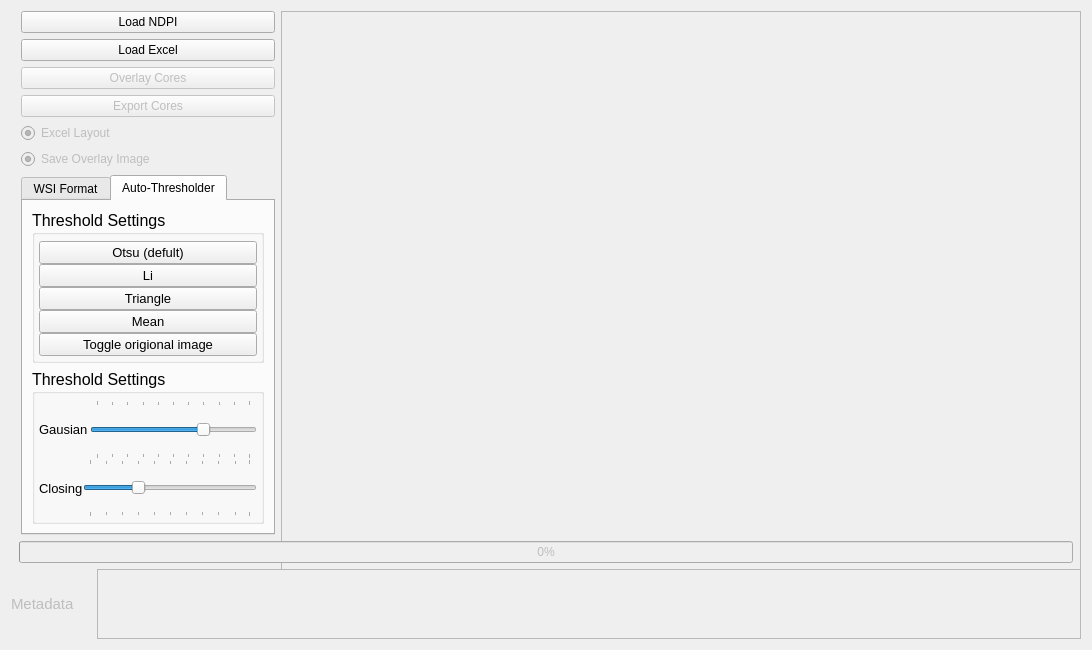
First picture: the form in scripts/DAB_CUT.ui, repository c-arthurs/QuArray, before the edit.
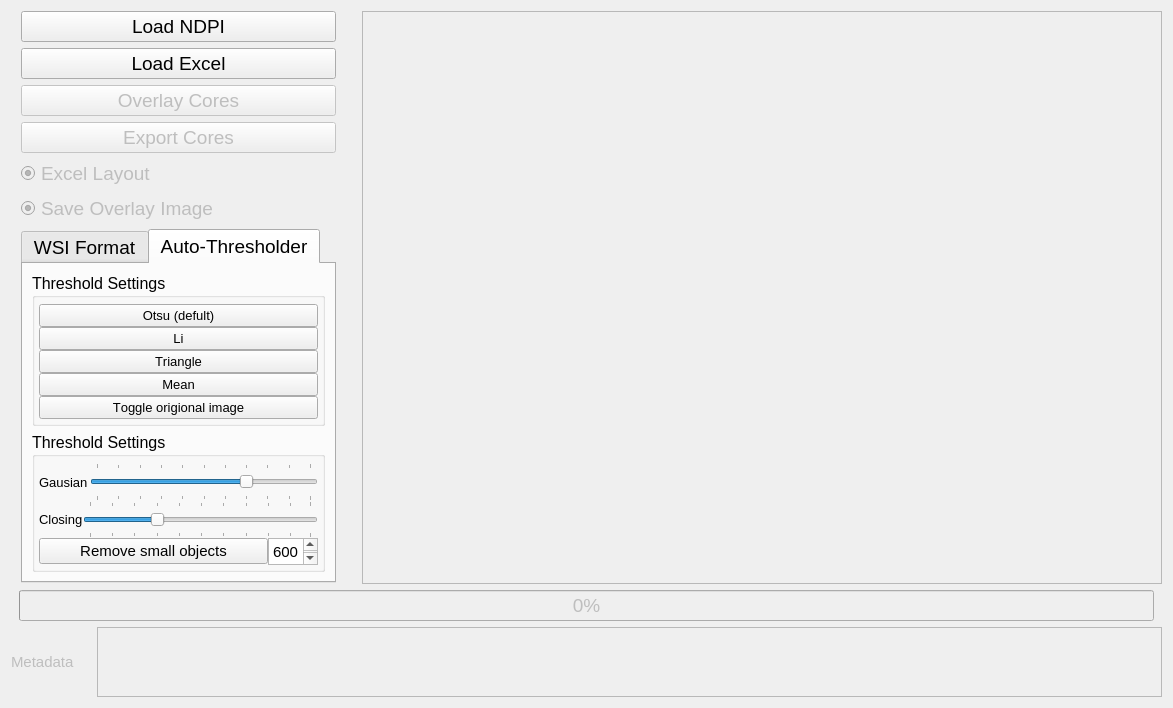
Second picture: the form after the edit.

Patch:
```diff
--- a/scripts/DAB_CUT.ui
+++ b/scripts/DAB_CUT.ui
@@ -6,12 +6,12 @@
    <rect>
     <x>0</x>
     <y>0</y>
-    <width>1092</width>
-    <height>650</height>
+    <width>1157</width>
+    <height>708</height>
    </rect>
   </property>
   <property name="sizePolicy">
-   <sizepolicy hsizetype="Preferred" vsizetype="Minimum">
+   <sizepolicy hsizetype="MinimumExpanding" vsizetype="Minimum">
     <horstretch>0</horstretch>
     <verstretch>0</verstretch>
    </sizepolicy>
@@ -19,15 +19,33 @@
   <property name="minimumSize">
    <size>
     <width>0</width>
-    <height>650</height>
+    <height>708</height>
    </size>
   </property>
+  <property name="baseSize">
+   <size>
+    <width>0</width>
+    <height>500</height>
+   </size>
+  </property>
+  <property name="font">
+   <font>
+    <pointsize>14</pointsize>
+    <kerning>true</kerning>
+   </font>
+  </property>
   <property name="windowTitle">
    <string>Form</string>
   </property>
   <layout class="QVBoxLayout" name="verticalLayout_2">
    <item>
-    <layout class="QHBoxLayout" name="horizontalLayout">
+    <layout class="QHBoxLayout" name="horizontalLayout" stretch="0,0,0">
+     <property name="spacing">
+      <number>-1</number>
+     </property>
+     <property name="sizeConstraint">
+      <enum>QLayout::SetDefaultConstraint</enum>
+     </property>
      <property name="topMargin">
       <number>0</number>
      </property>
@@ -36,9 +54,15 @@
        <property name="spacing">
         <number>-1</number>
        </property>
+       <property name="sizeConstraint">
+        <enum>QLayout::SetDefaultConstraint</enum>
+       </property>
        <property name="leftMargin">
         <number>10</number>
        </property>
+       <property name="bottomMargin">
+        <number>1</number>
+       </property>
        <item>
         <widget class="QPushButton" name="load_ndpi">
          <property name="text">
@@ -108,11 +132,28 @@
        <item>
         <widget class="QTabWidget" name="tabWidget">
          <property name="sizePolicy">
-          <sizepolicy hsizetype="Expanding" vsizetype="MinimumExpanding">
+          <sizepolicy hsizetype="Fixed" vsizetype="MinimumExpanding">
            <horstretch>0</horstretch>
            <verstretch>0</verstretch>
           </sizepolicy>
          </property>
+         <property name="minimumSize">
+          <size>
+           <width>0</width>
+           <height>30</height>
+          </size>
+         </property>
+         <property name="baseSize">
+          <size>
+           <width>0</width>
+           <height>0</height>
+          </size>
+         </property>
+         <property name="font">
+          <font>
+           <kerning>false</kerning>
+          </font>
+         </property>
          <property name="tabShape">
           <enum>QTabWidget::Rounded</enum>
          </property>
@@ -622,6 +663,62 @@
                 </item>
                </layout>
               </item>
+              <item>
+               <layout class="QHBoxLayout" name="horizontalLayout_6">
+                <property name="spacing">
+                 <number>0</number>
+                </property>
+                <property name="topMargin">
+                 <number>0</number>
+                </property>
+                <item>
+                 <widget class="QPushButton" name="removesmallobjects">
+                  <property name="font">
+                   <font>
+                    <pointsize>11</pointsize>
+                   </font>
+                  </property>
+                  <property name="text">
+                   <string>Remove small objects</string>
+                  </property>
+                 </widget>
+                </item>
+                <item>
+                 <widget class="QTextEdit" name="smallobs_text">
+                  <property name="sizePolicy">
+                   <sizepolicy hsizetype="Preferred" vsizetype="Preferred">
+                    <horstretch>10</horstretch>
+                    <verstretch>10</verstretch>
+                   </sizepolicy>
+                  </property>
+                  <property name="minimumSize">
+                   <size>
+                    <width>10</width>
+                    <height>10</height>
+                   </size>
+                  </property>
+                  <property name="maximumSize">
+                   <size>
+                    <width>50</width>
+                    <height>27</height>
+                   </size>
+                  </property>
+                  <property name="font">
+                   <font>
+                    <pointsize>11</pointsize>
+                   </font>
+                  </property>
+                  <property name="html">
+                   <string>&lt;!DOCTYPE HTML PUBLIC &quot;-//W3C//DTD HTML 4.0//EN&quot; &quot;http://www.w3.org/TR/REC-html40/strict.dtd&quot;&gt;
+&lt;html&gt;&lt;head&gt;&lt;meta name=&quot;qrichtext&quot; content=&quot;1&quot; /&gt;&lt;style type=&quot;text/css&quot;&gt;
+p, li { white-space: pre-wrap; }
+&lt;/style&gt;&lt;/head&gt;&lt;body style=&quot; font-family:'.AppleSystemUIFont'; font-size:11pt; font-weight:400; font-style:normal;&quot;&gt;
+&lt;p style=&quot; margin-top:0px; margin-bottom:0px; margin-left:0px; margin-right:0px; -qt-block-indent:0; text-indent:0px;&quot;&gt;600&lt;/p&gt;&lt;/body&gt;&lt;/html&gt;</string>
+                  </property>
+                 </widget>
+                </item>
+               </layout>
+              </item>
              </layout>
             </widget>
            </item>
@@ -631,6 +728,22 @@
        </item>
       </layout>
      </item>
+     <item>
+      <spacer name="verticalSpacer">
+       <property name="orientation">
+        <enum>Qt::Vertical</enum>
+       </property>
+       <property name="sizeType">
+        <enum>QSizePolicy::Minimum</enum>
+       </property>
+       <property name="sizeHint" stdset="0">
+        <size>
+         <width>20</width>
+         <height>800</height>
+        </size>
+       </property>
+      </spacer>
+     </item>
      <item>
       <widget class="QGraphicsView" name="graphicsView">
        <property name="enabled">
@@ -740,7 +853,7 @@
          <rect>
           <x>0</x>
           <y>0</y>
-          <width>976</width>
+          <width>1041</width>
           <height>77</height>
          </rect>
         </property>
```
